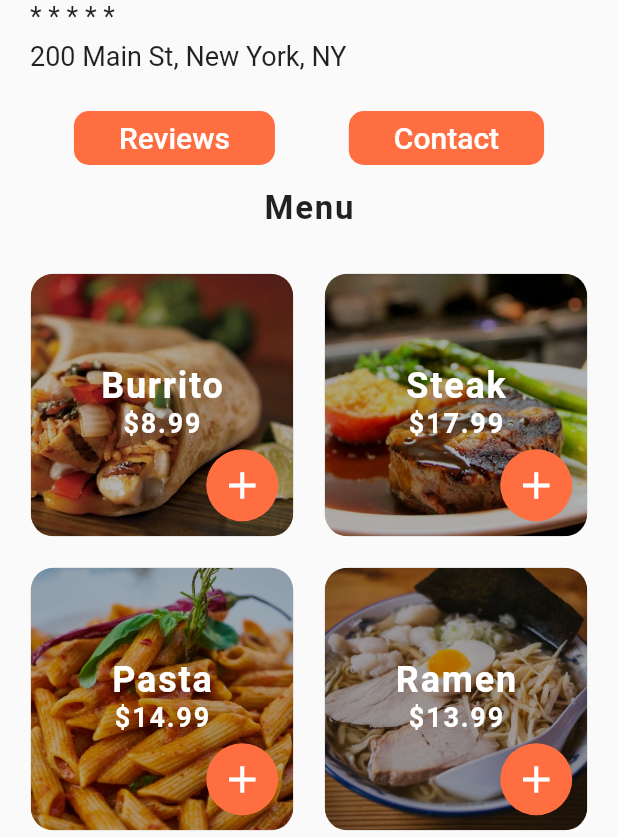
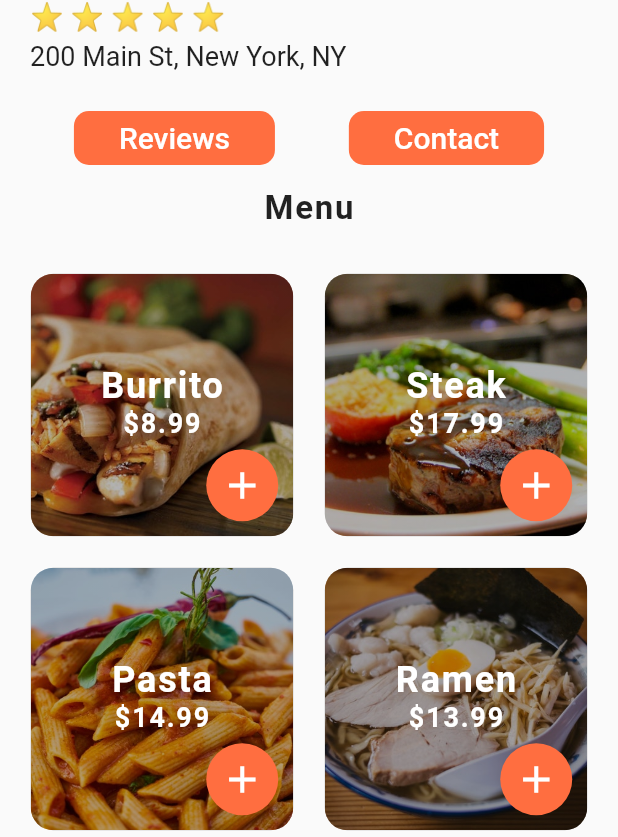
Before and after one commit to admiral-gunter/restaurant-flutter-app, a Flutter app: the screen it shows after launch, after a tap on "Restaurant 0", on a phone screen of 412 x 824 dp, the part 399-1236 px from its top. Run offline on Flutter 3.47's test engine with Material 2 defaults, Android fonts, the light colour scheme and no system bars.

Commit message:
changes-2-03-2022

```diff
--- /dev/null
+++ b/lib/colors/custom_color.dart
@@ -0,0 +1,21 @@
+import 'package:flutter/material.dart';
+
+MaterialColor createMaterialColor(Color color) {
+  List strengths = <double>[.05];
+  final swatch = <int, Color>{};
+  final int r = color.red, g = color.green, b = color.blue;
+
+  for (int i = 1; i < 10; i++) {
+    strengths.add(0.1 * i);
+  }
+  strengths.forEach((strength) {
+    final double ds = 0.5 - strength;
+    swatch[(strength * 1000).round()] = Color.fromRGBO(
+      r + ((ds < 0 ? r : (255 - r)) * ds).round(),
+      g + ((ds < 0 ? g : (255 - g)) * ds).round(),
+      b + ((ds < 0 ? b : (255 - b)) * ds).round(),
+      1,
+    );
+  });
+  return MaterialColor(color.value, swatch);
+}
--- a/lib/main.dart
+++ b/lib/main.dart
@@ -1,4 +1,5 @@
 import 'package:flutter/material.dart';
+import 'package:flutter_main_ui/colors/custom_color.dart';
 import 'package:flutter_main_ui/screens/home_screen.dart';
 
 void main() => runApp(MyApp());
@@ -12,7 +13,7 @@
         debugShowCheckedModeBanner: false,
         theme: ThemeData(
           scaffoldBackgroundColor: Colors.grey[50],
-          primarySwatch: Colors.deepOrange,
+          primarySwatch: createMaterialColor(Color(0xFFFF6E40)),
           primaryColor: Colors.deepOrangeAccent,
         ),
         home: HomeScreen());
--- a/lib/widgets/rating_stars.dart
+++ b/lib/widgets/rating_stars.dart
@@ -8,7 +8,7 @@
   Widget build(BuildContext context) {
     String stars = '';
     for (var i = 0; i < rating; i++) {
-      stars += '* ';
+      stars += '⭐ ';
     }
     stars.trim();
     return Text(
```
